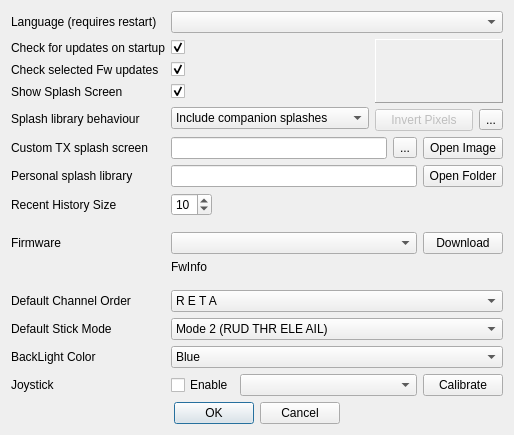
This is src/preferencesdialog.ui in roberto1903/companion9x as Qt 5 draws it before an edit. The edited form follows.
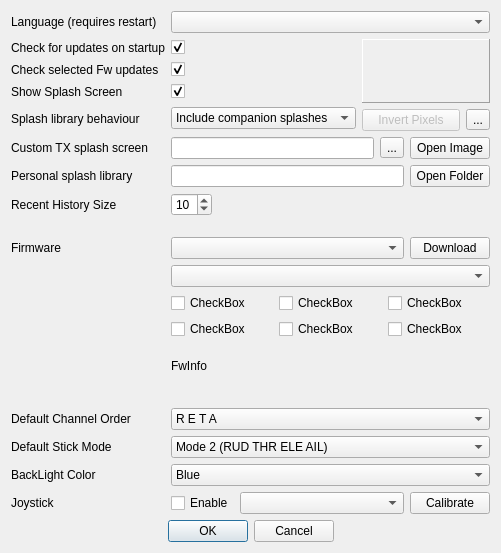
This is the edited form. Icons and pictures are not drawn.

Commit message: Firmware options are displayed in checkboxes

Patch:
```diff
--- a/src/preferencesdialog.ui
+++ b/src/preferencesdialog.ui
@@ -6,8 +6,8 @@
    <rect>
     <x>0</x>
     <y>0</y>
-    <width>514</width>
-    <height>431</height>
+    <width>498</width>
+    <height>553</height>
    </rect>
   </property>
   <property name="sizePolicy">
@@ -23,80 +23,18 @@
    <iconset resource="companion9x.qrc">
     <normaloff>:/images/preferences.png</normaloff>:/images/preferences.png</iconset>
   </property>
-  <layout class="QGridLayout" name="gridLayout_4">
-   <item row="1" column="4" rowspan="4">
-    <layout class="QGridLayout" name="gridLayout_3">
-     <item row="0" column="0" colspan="2">
-      <widget class="QLabel" name="imageLabel">
-       <property name="sizePolicy">
-        <sizepolicy hsizetype="Minimum" vsizetype="Minimum">
-         <horstretch>0</horstretch>
-         <verstretch>0</verstretch>
-        </sizepolicy>
-       </property>
-       <property name="minimumSize">
-        <size>
-         <width>128</width>
-         <height>64</height>
-        </size>
-       </property>
-       <property name="maximumSize">
-        <size>
-         <width>128</width>
-         <height>64</height>
-        </size>
-       </property>
-       <property name="frameShape">
-        <enum>QFrame::Panel</enum>
-       </property>
-       <property name="frameShadow">
-        <enum>QFrame::Raised</enum>
-       </property>
-       <property name="text">
-        <string/>
-       </property>
-       <property name="scaledContents">
-        <bool>true</bool>
-       </property>
-      </widget>
-     </item>
-     <item row="2" column="0">
-      <widget class="QPushButton" name="InvertPixels">
-       <property name="enabled">
-        <bool>false</bool>
-       </property>
-       <property name="text">
-        <string>Invert Pixels</string>
-       </property>
-      </widget>
-     </item>
-     <item row="2" column="1">
-      <widget class="QToolButton" name="clearImageButton">
-       <property name="text">
-        <string>...</string>
-       </property>
-       <property name="icon">
-        <iconset resource="companion9x.qrc">
-         <normaloff>:/images/clear.png</normaloff>:/images/clear.png</iconset>
-       </property>
-      </widget>
-     </item>
-     <item row="1" column="0">
-      <spacer name="verticalSpacer_2">
-       <property name="orientation">
-        <enum>Qt::Vertical</enum>
-       </property>
-       <property name="sizeHint" stdset="0">
-        <size>
-         <width>20</width>
-         <height>40</height>
-        </size>
-       </property>
-      </spacer>
-     </item>
-    </layout>
+  <layout class="QGridLayout" name="gridLayout_4" columnstretch="0,0,0,1,0">
+   <item row="1" column="2">
+    <widget class="QCheckBox" name="startupCheck_companion9x">
+     <property name="text">
+      <string/>
+     </property>
+     <property name="checked">
+      <bool>true</bool>
+     </property>
+    </widget>
    </item>
-   <item row="15" column="2" colspan="3">
+   <item row="19" column="2" colspan="3">
     <layout class="QHBoxLayout" name="horizontalLayout">
      <item>
       <widget class="QCheckBox" name="joystickChkB">
@@ -124,6 +62,49 @@
      </item>
     </layout>
    </item>
+   <item row="20" column="0" colspan="5">
+    <layout class="QHBoxLayout" name="horizontalLayout_3">
+     <item>
+      <spacer name="horizontalSpacer_3">
+       <property name="orientation">
+        <enum>Qt::Horizontal</enum>
+       </property>
+       <property name="sizeHint" stdset="0">
+        <size>
+         <width>40</width>
+         <height>20</height>
+        </size>
+       </property>
+      </spacer>
+     </item>
+     <item>
+      <widget class="QDialogButtonBox" name="buttonBox">
+       <property name="orientation">
+        <enum>Qt::Horizontal</enum>
+       </property>
+       <property name="standardButtons">
+        <set>QDialogButtonBox::Cancel|QDialogButtonBox::Ok</set>
+       </property>
+       <property name="centerButtons">
+        <bool>true</bool>
+       </property>
+      </widget>
+     </item>
+     <item>
+      <spacer name="horizontalSpacer_4">
+       <property name="orientation">
+        <enum>Qt::Horizontal</enum>
+       </property>
+       <property name="sizeHint" stdset="0">
+        <size>
+         <width>40</width>
+         <height>20</height>
+        </size>
+       </property>
+      </spacer>
+     </item>
+    </layout>
+   </item>
    <item row="5" column="2" colspan="3">
     <layout class="QHBoxLayout" name="horizontalLayout_2">
      <item>
@@ -162,108 +143,135 @@
      </item>
     </layout>
    </item>
-   <item row="10" column="1">
-    <spacer name="verticalSpacer_3">
-     <property name="orientation">
-      <enum>Qt::Vertical</enum>
+   <item row="18" column="2" colspan="3">
+    <widget class="QComboBox" name="backLightColor">
+     <item>
+      <property name="text">
+       <string>Blue</string>
+      </property>
+     </item>
+     <item>
+      <property name="text">
+       <string>Green</string>
+      </property>
+     </item>
+     <item>
+      <property name="text">
+       <string>Red</string>
+      </property>
+     </item>
+     <item>
+      <property name="text">
+       <string>Orange</string>
+      </property>
+     </item>
+     <item>
+      <property name="text">
+       <string>Yellow</string>
+      </property>
+     </item>
+    </widget>
+   </item>
+   <item row="0" column="2" colspan="3">
+    <widget class="QComboBox" name="locale_QB"/>
+   </item>
+   <item row="18" column="0" colspan="2">
+    <widget class="QLabel" name="label_3">
+     <property name="text">
+      <string>BackLight Color</string>
      </property>
-     <property name="sizeType">
-      <enum>QSizePolicy::Fixed</enum>
+    </widget>
+   </item>
+   <item row="3" column="2">
+    <widget class="QCheckBox" name="showSplash">
+     <property name="text">
+      <string/>
      </property>
-     <property name="sizeHint" stdset="0">
-      <size>
-       <width>20</width>
-       <height>14</height>
-      </size>
+     <property name="checked">
+      <bool>true</bool>
      </property>
-    </spacer>
+    </widget>
    </item>
-   <item row="8" column="2">
-    <spacer name="horizontalSpacer">
-     <property name="orientation">
-      <enum>Qt::Horizontal</enum>
+   <item row="6" column="0" colspan="2">
+    <widget class="QLabel" name="label_9">
+     <property name="text">
+      <string>Personal splash library</string>
      </property>
-     <property name="sizeHint" stdset="0">
-      <size>
-       <width>40</width>
-       <height>10</height>
-      </size>
-     </property>
-    </spacer>
+    </widget>
    </item>
    <item row="11" column="2" colspan="3">
-    <spacer name="horizontalSpacer_2">
-     <property name="orientation">
-      <enum>Qt::Horizontal</enum>
-     </property>
-     <property name="sizeHint" stdset="0">
-      <size>
-       <width>340</width>
-       <height>10</height>
-      </size>
-     </property>
-    </spacer>
-   </item>
-   <item row="17" column="3">
-    <spacer name="verticalSpacer">
-     <property name="orientation">
-      <enum>Qt::Vertical</enum>
-     </property>
-     <property name="sizeHint" stdset="0">
-      <size>
-       <width>20</width>
-       <height>40</height>
-      </size>
-     </property>
-    </spacer>
-   </item>
-   <item row="9" column="2" rowspan="2" colspan="3">
     <layout class="QGridLayout" name="gridLayout">
+     <property name="sizeConstraint">
+      <enum>QLayout::SetMaximumSize</enum>
+     </property>
      <item row="0" column="0">
-      <widget class="QComboBox" name="downloadVerCB"/>
+      <widget class="QCheckBox" name="optionCheckBox_1">
+       <property name="sizePolicy">
+        <sizepolicy hsizetype="Expanding" vsizetype="Fixed">
+         <horstretch>0</horstretch>
+         <verstretch>0</verstretch>
+        </sizepolicy>
+       </property>
+       <property name="text">
+        <string>CheckBox</string>
+       </property>
+      </widget>
      </item>
      <item row="0" column="1">
-      <widget class="QPushButton" name="fw_dnld">
+      <widget class="QCheckBox" name="optionCheckBox_2">
        <property name="sizePolicy">
-        <sizepolicy hsizetype="Fixed" vsizetype="Fixed">
+        <sizepolicy hsizetype="Expanding" vsizetype="Fixed">
          <horstretch>0</horstretch>
          <verstretch>0</verstretch>
         </sizepolicy>
        </property>
        <property name="text">
-        <string>Download</string>
+        <string>CheckBox</string>
        </property>
       </widget>
      </item>
-     <item row="1" column="0" colspan="2">
-      <widget class="QLabel" name="FwInfo">
+     <item row="0" column="2">
+      <widget class="QCheckBox" name="optionCheckBox_3">
+       <property name="sizePolicy">
+        <sizepolicy hsizetype="Expanding" vsizetype="Fixed">
+         <horstretch>0</horstretch>
+         <verstretch>0</verstretch>
+        </sizepolicy>
+       </property>
        <property name="text">
-        <string>FwInfo</string>
+        <string>CheckBox</string>
+       </property>
+      </widget>
+     </item>
+     <item row="1" column="0">
+      <widget class="QCheckBox" name="optionCheckBox_4">
+       <property name="text">
+        <string>CheckBox</string>
+       </property>
+      </widget>
+     </item>
+     <item row="1" column="1">
+      <widget class="QCheckBox" name="optionCheckBox_5">
+       <property name="text">
+        <string>CheckBox</string>
+       </property>
+      </widget>
+     </item>
+     <item row="1" column="2">
+      <widget class="QCheckBox" name="optionCheckBox_6">
+       <property name="text">
+        <string>CheckBox</string>
        </property>
       </widget>
      </item>
     </layout>
    </item>
-   <item row="6" column="2" colspan="3">
-    <layout class="QGridLayout" name="gridLayout_2">
-     <item row="0" column="0">
-      <widget class="QLineEdit" name="libraryPath">
-       <property name="enabled">
-        <bool>true</bool>
-       </property>
-       <property name="readOnly">
-        <bool>true</bool>
-       </property>
-      </widget>
-     </item>
-     <item row="0" column="1">
-      <widget class="QPushButton" name="libraryPathButton">
-       <property name="text">
-        <string>Open Folder</string>
-       </property>
-      </widget>
-     </item>
-    </layout>
+   <item row="3" column="0" colspan="2">
+    <widget class="QLabel" name="label_4">
+     <property name="text">
+      <string>Show Splash Screen</string>
+     </property>
+    </widget>
    </item>
    <item row="1" column="0" colspan="2">
     <widget class="QLabel" name="label_2">
@@ -272,6 +280,13 @@
      </property>
     </widget>
    </item>
+   <item row="19" column="0">
+    <widget class="QLabel" name="label_11">
+     <property name="text">
+      <string>Joystick</string>
+     </property>
+    </widget>
+   </item>
    <item row="2" column="0" colspan="2">
     <widget class="QLabel" name="label_7">
      <property name="text">
@@ -279,62 +294,60 @@
      </property>
     </widget>
    </item>
-   <item row="0" column="0" colspan="2">
-    <widget class="QLabel" name="label">
-     <property name="text">
-      <string>Language (requires restart)</string>
+   <item row="9" column="2" colspan="3">
+    <layout class="QHBoxLayout" name="horizontalLayout_4">
+     <property name="sizeConstraint">
+      <enum>QLayout::SetMaximumSize</enum>
      </property>
-    </widget>
+     <item>
+      <widget class="QComboBox" name="downloadVerCB"/>
+     </item>
+     <item>
+      <widget class="QPushButton" name="fw_dnld">
+       <property name="sizePolicy">
+        <sizepolicy hsizetype="Fixed" vsizetype="Fixed">
+         <horstretch>0</horstretch>
+         <verstretch>0</verstretch>
+        </sizepolicy>
+       </property>
+       <property name="text">
+        <string>Download</string>
+       </property>
+      </widget>
+     </item>
+    </layout>
    </item>
-   <item row="2" column="2">
-    <widget class="QCheckBox" name="startupCheck_fw">
-     <property name="text">
-      <string/>
-     </property>
-     <property name="checked">
-      <bool>true</bool>
-     </property>
+   <item row="4" column="2" colspan="2">
+    <widget class="QComboBox" name="splashincludeCB">
+     <item>
+      <property name="text">
+       <string>Include companion splashes</string>
+      </property>
+     </item>
+     <item>
+      <property name="text">
+       <string>Only user defined splashes</string>
+      </property>
+     </item>
     </widget>
    </item>
-   <item row="3" column="0" colspan="2">
-    <widget class="QLabel" name="label_4">
-     <property name="text">
-      <string>Show Splash Screen</string>
+   <item row="7" column="2">
+    <widget class="QSpinBox" name="historySize">
+     <property name="sizePolicy">
+      <sizepolicy hsizetype="Maximum" vsizetype="Fixed">
+       <horstretch>40</horstretch>
+       <verstretch>0</verstretch>
+      </sizepolicy>
      </property>
-    </widget>
-   </item>
-   <item row="3" column="2">
-    <widget class="QCheckBox" name="showSplash">
-     <property name="text">
-      <string/>
+     <property name="maximum">
+      <number>15</number>
      </property>
-     <property name="checked">
-      <bool>true</bool>
+     <property name="value">
+      <number>10</number>
      </property>
     </widget>
    </item>
-   <item row="5" column="0" colspan="2">
-    <widget class="QLabel" name="label_8">
-     <property name="text">
-      <string>Custom TX splash screen</string>
-     </property>
-    </widget>
-   </item>
-   <item row="9" column="0">
-    <widget class="QLabel" name="label_6">
-     <property name="text">
-      <string>Firmware</string>
-     </property>
-    </widget>
-   </item>
-   <item row="12" column="0" colspan="2">
-    <widget class="QLabel" name="label_13">
-     <property name="text">
-      <string>Default Channel Order</string>
-     </property>
-    </widget>
-   </item>
-   <item row="12" column="2" colspan="3">
+   <item row="16" column="2" colspan="3">
     <widget class="QComboBox" name="channelorderCB">
      <property name="whatsThis">
       <string>Channel order
@@ -466,40 +479,137 @@
      </item>
     </widget>
    </item>
-   <item row="13" column="0" colspan="2">
+   <item row="4" column="0" colspan="2">
+    <widget class="QLabel" name="label_10">
+     <property name="text">
+      <string>Splash library behaviour</string>
+     </property>
+    </widget>
+   </item>
+   <item row="8" column="2">
+    <spacer name="verticalSpacer_3">
+     <property name="orientation">
+      <enum>Qt::Vertical</enum>
+     </property>
+     <property name="sizeType">
+      <enum>QSizePolicy::Fixed</enum>
+     </property>
+     <property name="sizeHint" stdset="0">
+      <size>
+       <width>20</width>
+       <height>15</height>
+      </size>
+     </property>
+    </spacer>
+   </item>
+   <item row="0" column="0" colspan="2">
+    <widget class="QLabel" name="label">
+     <property name="text">
+      <string>Language (requires restart)</string>
+     </property>
+    </widget>
+   </item>
+   <item row="17" column="0" colspan="2">
     <widget class="QLabel" name="label_14">
      <property name="text">
       <string>Default Stick Mode</string>
      </property>
     </widget>
    </item>
-   <item row="7" column="0" colspan="2">
-    <widget class="QLabel" name="label_5">
-     <property name="text">
-      <string>Recent History Size</string>
-     </property>
-    </widget>
+   <item row="1" column="4" rowspan="4">
+    <layout class="QGridLayout" name="gridLayout_3">
+     <item row="0" column="0" colspan="2">
+      <widget class="QLabel" name="imageLabel">
+       <property name="sizePolicy">
+        <sizepolicy hsizetype="Minimum" vsizetype="Minimum">
+         <horstretch>0</horstretch>
+         <verstretch>0</verstretch>
+        </sizepolicy>
+       </property>
+       <property name="minimumSize">
+        <size>
+         <width>128</width>
+         <height>64</height>
+        </size>
+       </property>
+       <property name="maximumSize">
+        <size>
+         <width>128</width>
+         <height>64</height>
+        </size>
+       </property>
+       <property name="frameShape">
+        <enum>QFrame::Panel</enum>
+       </property>
+       <property name="frameShadow">
+        <enum>QFrame::Raised</enum>
+       </property>
+       <property name="text">
+        <string/>
+       </property>
+       <property name="scaledContents">
+        <bool>true</bool>
+       </property>
+      </widget>
+     </item>
+     <item row="2" column="0">
+      <widget class="QPushButton" name="InvertPixels">
+       <property name="enabled">
+        <bool>false</bool>
+       </property>
+       <property name="text">
+        <string>Invert Pixels</string>
+       </property>
+      </widget>
+     </item>
+     <item row="2" column="1">
+      <widget class="QToolButton" name="clearImageButton">
+       <property name="text">
+        <string>...</string>
+       </property>
+       <property name="icon">
+        <iconset resource="companion9x.qrc">
+         <normaloff>:/images/clear.png</normaloff>:/images/clear.png</iconset>
+       </property>
+      </widget>
+     </item>
+     <item row="1" column="0">
+      <spacer name="verticalSpacer_2">
+       <property name="orientation">
+        <enum>Qt::Vertical</enum>
+       </property>
+       <property name="sizeHint" stdset="0">
+        <size>
+         <width>20</width>
+         <height>40</height>
+        </size>
+       </property>
+      </spacer>
+     </item>
+    </layout>
    </item>
-   <item row="0" column="2" colspan="3">
-    <widget class="QComboBox" name="locale_QB"/>
+   <item row="6" column="2" colspan="3">
+    <layout class="QGridLayout" name="gridLayout_2">
+     <item row="0" column="0">
+      <widget class="QLineEdit" name="libraryPath">
+       <property name="enabled">
+        <bool>true</bool>
+       </property>
+       <property name="readOnly">
+        <bool>true</bool>
+       </property>
+      </widget>
+     </item>
+     <item row="0" column="1">
+      <widget class="QPushButton" name="libraryPathButton">
+       <property name="text">
+        <string>Open Folder</string>
+       </property>
+      </widget>
+     </item>
+    </layout>
    </item>
-   <item row="7" column="2">
-    <widget class="QSpinBox" name="historySize">
-     <property name="sizePolicy">
-      <sizepolicy hsizetype="Maximum" vsizetype="Fixed">
-       <horstretch>40</horstretch>
-       <verstretch>0</verstretch>
-      </sizepolicy>
-     </property>
-     <property name="maximum">
-      <number>15</number>
-     </property>
-     <property name="value">
-      <number>10</number>
-     </property>
-    </widget>
-   </item>
-   <item row="13" column="2" colspan="3">
+   <item row="17" column="2" colspan="3">
     <widget class="QComboBox" name="stickmodeCB">
      <property name="whatsThis">
       <string>Mode selection:
@@ -547,44 +657,39 @@
      </item>
     </widget>
    </item>
-   <item row="14" column="0" colspan="2">
-    <widget class="QLabel" name="label_3">
+   <item row="10" column="2" colspan="3">
+    <widget class="QComboBox" name="langCombo"/>
+   </item>
+   <item row="16" column="0" colspan="2">
+    <widget class="QLabel" name="label_13">
      <property name="text">
-      <string>BackLight Color</string>
+      <string>Default Channel Order</string>
      </property>
     </widget>
    </item>
-   <item row="14" column="2" colspan="3">
-    <widget class="QComboBox" name="backLightColor">
-     <item>
-      <property name="text">
-       <string>Blue</string>
-      </property>
-     </item>
-     <item>
-      <property name="text">
-       <string>Green</string>
-      </property>
-     </item>
-     <item>
-      <property name="text">
-       <string>Red</string>
-      </property>
-     </item>
-     <item>
-      <property name="text">
-       <string>Orange</string>
-      </property>
-     </item>
-     <item>
-      <property name="text">
-       <string>Yellow</string>
-      </property>
-     </item>
+   <item row="9" column="0">
+    <widget class="QLabel" name="label_6">
+     <property name="text">
+      <string>Firmware</string>
+     </property>
     </widget>
    </item>
-   <item row="1" column="2">
-    <widget class="QCheckBox" name="startupCheck_companion9x">
+   <item row="5" column="0" colspan="2">
+    <widget class="QLabel" name="label_8">
+     <property name="text">
+      <string>Custom TX splash screen</string>
+     </property>
+    </widget>
+   </item>
+   <item row="7" column="0" colspan="2">
+    <widget class="QLabel" name="label_5">
+     <property name="text">
+      <string>Recent History Size</string>
+     </property>
+    </widget>
+   </item>
+   <item row="2" column="2">
+    <widget class="QCheckBox" name="startupCheck_fw">
      <property name="text">
       <string/>
      </property>
@@ -593,84 +698,29 @@
      </property>
     </widget>
    </item>
-   <item row="6" column="0" colspan="2">
-    <widget class="QLabel" name="label_9">
-     <property name="text">
-      <string>Personal splash library</string>
+   <item row="14" column="2">
+    <spacer name="verticalSpacer">
+     <property name="orientation">
+      <enum>Qt::Vertical</enum>
      </property>
-    </widget>
-   </item>
-   <item row="4" column="0" colspan="2">
-    <widget class="QLabel" name="label_10">
-     <property name="text">
-      <string>Splash library behaviour</string>
+     <property name="sizeType">
+      <enum>QSizePolicy::Fixed</enum>
      </property>
-    </widget>
+     <property name="sizeHint" stdset="0">
+      <size>
+       <width>20</width>
+       <height>15</height>
+      </size>
+     </property>
+    </spacer>
    </item>
-   <item row="4" column="2" colspan="2">
-    <widget class="QComboBox" name="splashincludeCB">
-     <item>
-      <property name="text">
-       <string>Include companion splashes</string>
-      </property>
-     </item>
-     <item>
-      <property name="text">
-       <string>Only user defined splashes</string>
-      </property>
-     </item>
-    </widget>
-   </item>
-   <item row="15" column="0">
-    <widget class="QLabel" name="label_11">
+   <item row="13" column="2">
+    <widget class="QLabel" name="FwInfo">
      <property name="text">
-      <string>Joystick</string>
+      <string>FwInfo</string>
      </property>
     </widget>
    </item>
-   <item row="16" column="0" colspan="5">
-    <layout class="QHBoxLayout" name="horizontalLayout_3">
-     <item>
-      <spacer name="horizontalSpacer_3">
-       <property name="orientation">
-        <enum>Qt::Horizontal</enum>
-       </property>
-       <property name="sizeHint" stdset="0">
-        <size>
-         <width>40</width>
-         <height>20</height>
-        </size>
-       </property>
-      </spacer>
-     </item>
-     <item>
-      <widget class="QDialogButtonBox" name="buttonBox">
-       <property name="orientation">
-        <enum>Qt::Horizontal</enum>
-       </property>
-       <property name="standardButtons">
-        <set>QDialogButtonBox::Cancel|QDialogButtonBox::Ok</set>
-       </property>
-       <property name="centerButtons">
-        <bool>true</bool>
-       </property>
-      </widget>
-     </item>
-     <item>
-      <spacer name="horizontalSpacer_4">
-       <property name="orientation">
-        <enum>Qt::Horizontal</enum>
-       </property>
-       <property name="sizeHint" stdset="0">
-        <size>
-         <width>40</width>
-         <height>20</height>
-        </size>
-       </property>
-      </spacer>
-     </item>
-    </layout>
-   </item>
   </layout>
   <zorder>label_2</zorder>
   <zorder>label_7</zorder>
@@ -679,7 +729,6 @@
   <zorder>label_4</zorder>
   <zorder>showSplash</zorder>
   <zorder>label_8</zorder>
-  <zorder>label_6</zorder>
   <zorder>label_13</zorder>
   <zorder>channelorderCB</zorder>
   <zorder>label_14</zorder>
@@ -694,7 +743,9 @@
   <zorder>label_10</zorder>
   <zorder>splashincludeCB</zorder>
   <zorder>label_11</zorder>
-  <zorder></zorder>
+  <zorder>label_6</zorder>
+  <zorder>langCombo</zorder>
+  <zorder>FwInfo</zorder>
  </widget>
  <resources>
   <include location="companion9x.qrc"/>
```
The commit also changes 5 other files.
